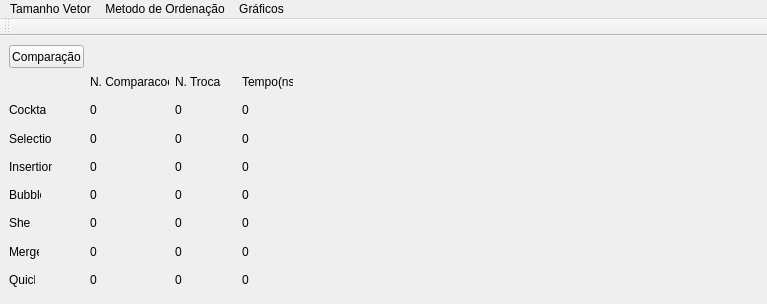
Old version of the form mainwindow.ui in the repository andresonsd/OldProjectNewQt.
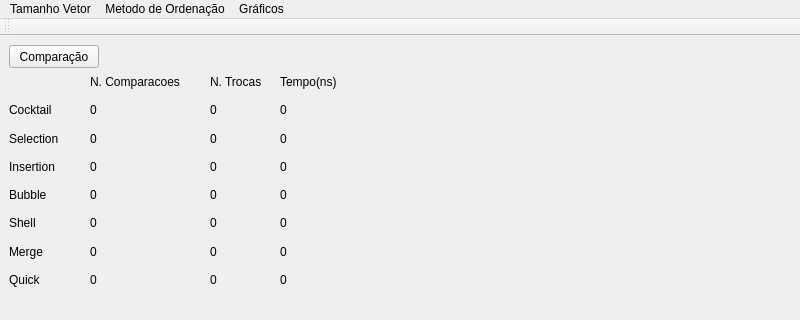
New version of the form. Custom widgets are drawn as their Qt base class.

Commit message: Fisrt changes in the layout

What changed in the file:
```diff
--- a/mainwindow.ui
+++ b/mainwindow.ui
@@ -9,8 +9,8 @@
    <rect>
     <x>0</x>
     <y>0</y>
-    <width>767</width>
-    <height>304</height>
+    <width>800</width>
+    <height>320</height>
    </rect>
   </property>
   <property name="sizePolicy">
@@ -21,8 +21,8 @@
   </property>
   <property name="maximumSize">
    <size>
-    <width>767</width>
-    <height>304</height>
+    <width>800</width>
+    <height>400</height>
    </size>
   </property>
   <property name="windowTitle">
@@ -34,7 +34,7 @@
      <rect>
       <x>9</x>
       <y>9</y>
-      <width>75</width>
+      <width>90</width>
       <height>23</height>
      </rect>
     </property>
@@ -47,7 +47,7 @@
      <rect>
       <x>90</x>
       <y>38</y>
-      <width>79</width>
+      <width>121</width>
       <height>16</height>
      </rect>
     </property>
@@ -58,10 +58,10 @@
    <widget class="QLabel" name="label_8">
     <property name="geometry">
      <rect>
-      <x>175</x>
-      <y>38</y>
-      <width>46</width>
-      <height>16</height>
+      <x>210</x>
+      <y>36</y>
+      <width>61</width>
+      <height>20</height>
      </rect>
     </property>
     <property name="text">
@@ -71,9 +71,9 @@
    <widget class="QLabel" name="label_9">
     <property name="geometry">
      <rect>
-      <x>242</x>
+      <x>280</x>
       <y>38</y>
-      <width>51</width>
+      <width>71</width>
       <height>16</height>
      </rect>
     </property>
@@ -86,7 +86,7 @@
      <rect>
       <x>9</x>
       <y>66</y>
-      <width>37</width>
+      <width>61</width>
       <height>16</height>
      </rect>
     </property>
@@ -110,9 +110,9 @@
    <widget class="QLabel" name="label_11">
     <property name="geometry">
      <rect>
-      <x>175</x>
+      <x>210</x>
       <y>66</y>
-      <width>41</width>
+      <width>50</width>
       <height>16</height>
      </rect>
     </property>
@@ -123,7 +123,7 @@
    <widget class="QLabel" name="label_12">
     <property name="geometry">
      <rect>
-      <x>242</x>
+      <x>280</x>
       <y>66</y>
       <width>51</width>
       <height>16</height>
@@ -138,7 +138,7 @@
      <rect>
       <x>9</x>
       <y>95</y>
-      <width>43</width>
+      <width>61</width>
       <height>16</height>
      </rect>
     </property>
@@ -162,9 +162,9 @@
    <widget class="QLabel" name="label_14">
     <property name="geometry">
      <rect>
-      <x>175</x>
+      <x>210</x>
       <y>95</y>
-      <width>41</width>
+      <width>50</width>
       <height>16</height>
      </rect>
     </property>
@@ -175,7 +175,7 @@
    <widget class="QLabel" name="label_15">
     <property name="geometry">
      <rect>
-      <x>242</x>
+      <x>280</x>
       <y>95</y>
       <width>51</width>
       <height>16</height>
@@ -190,7 +190,7 @@
      <rect>
       <x>9</x>
       <y>123</y>
-      <width>43</width>
+      <width>61</width>
       <height>16</height>
      </rect>
     </property>
@@ -214,9 +214,9 @@
    <widget class="QLabel" name="label_17">
     <property name="geometry">
      <rect>
-      <x>175</x>
+      <x>210</x>
       <y>123</y>
-      <width>41</width>
+      <width>50</width>
       <height>16</height>
      </rect>
     </property>
@@ -227,7 +227,7 @@
    <widget class="QLabel" name="label_18">
     <property name="geometry">
      <rect>
-      <x>242</x>
+      <x>280</x>
       <y>123</y>
       <width>51</width>
       <height>16</height>
@@ -242,7 +242,7 @@
      <rect>
       <x>9</x>
       <y>151</y>
-      <width>32</width>
+      <width>61</width>
       <height>16</height>
      </rect>
     </property>
@@ -266,9 +266,9 @@
    <widget class="QLabel" name="label_20">
     <property name="geometry">
      <rect>
-      <x>175</x>
+      <x>210</x>
       <y>151</y>
-      <width>41</width>
+      <width>50</width>
       <height>16</height>
      </rect>
     </property>
@@ -279,7 +279,7 @@
    <widget class="QLabel" name="label_21">
     <property name="geometry">
      <rect>
-      <x>242</x>
+      <x>280</x>
       <y>151</y>
       <width>51</width>
       <height>16</height>
@@ -294,7 +294,7 @@
      <rect>
       <x>9</x>
       <y>179</y>
-      <width>22</width>
+      <width>61</width>
       <height>16</height>
      </rect>
     </property>
@@ -318,9 +318,9 @@
    <widget class="QLabel" name="label_30">
     <property name="geometry">
      <rect>
-      <x>175</x>
+      <x>210</x>
       <y>179</y>
-      <width>41</width>
+      <width>50</width>
       <height>16</height>
      </rect>
     </property>
@@ -331,7 +331,7 @@
    <widget class="QLabel" name="label_29">
     <property name="geometry">
      <rect>
-      <x>242</x>
+      <x>280</x>
       <y>179</y>
       <width>51</width>
       <height>16</height>
@@ -346,7 +346,7 @@
      <rect>
       <x>9</x>
       <y>208</y>
-      <width>30</width>
+      <width>61</width>
       <height>16</height>
      </rect>
     </property>
@@ -370,9 +370,9 @@
    <widget class="QLabel" name="label_23">
     <property name="geometry">
      <rect>
-      <x>175</x>
+      <x>210</x>
       <y>208</y>
-      <width>41</width>
+      <width>50</width>
       <height>16</height>
      </rect>
     </property>
@@ -383,7 +383,7 @@
    <widget class="QLabel" name="label_24">
     <property name="geometry">
      <rect>
-      <x>242</x>
+      <x>280</x>
       <y>208</y>
       <width>51</width>
       <height>16</height>
@@ -398,7 +398,7 @@
      <rect>
       <x>9</x>
       <y>236</y>
-      <width>26</width>
+      <width>61</width>
       <height>16</height>
      </rect>
     </property>
@@ -422,9 +422,9 @@
    <widget class="QLabel" name="label_26">
     <property name="geometry">
      <rect>
-      <x>175</x>
+      <x>210</x>
       <y>236</y>
-      <width>41</width>
+      <width>50</width>
       <height>16</height>
      </rect>
     </property>
@@ -435,7 +435,7 @@
    <widget class="QLabel" name="label_27">
     <property name="geometry">
      <rect>
-      <x>242</x>
+      <x>280</x>
       <y>236</y>
       <width>51</width>
       <height>16</height>
@@ -448,12 +448,21 @@
    <widget class="QCustomPlot" name="customPlot" native="true">
     <property name="geometry">
      <rect>
-      <x>320</x>
-      <y>40</y>
-      <width>421</width>
-      <height>211</height>
+      <x>360</x>
+      <y>10</y>
+      <width>390</width>
+      <height>220</height>
      </rect>
     </property>
+    <property name="maximumSize">
+     <size>
+      <width>400</width>
+      <height>250</height>
+     </size>
+    </property>
+    <property name="autoFillBackground">
+     <bool>true</bool>
+    </property>
    </widget>
   </widget>
   <widget class="QMenuBar" name="menuBar">
@@ -461,8 +470,8 @@
     <rect>
      <x>0</x>
      <y>0</y>
-     <width>767</width>
-     <height>21</height>
+     <width>800</width>
+     <height>23</height>
     </rect>
    </property>
    <widget class="QMenu" name="menuTamanho_Vetor">
```
The commit also changes 2 other files.
